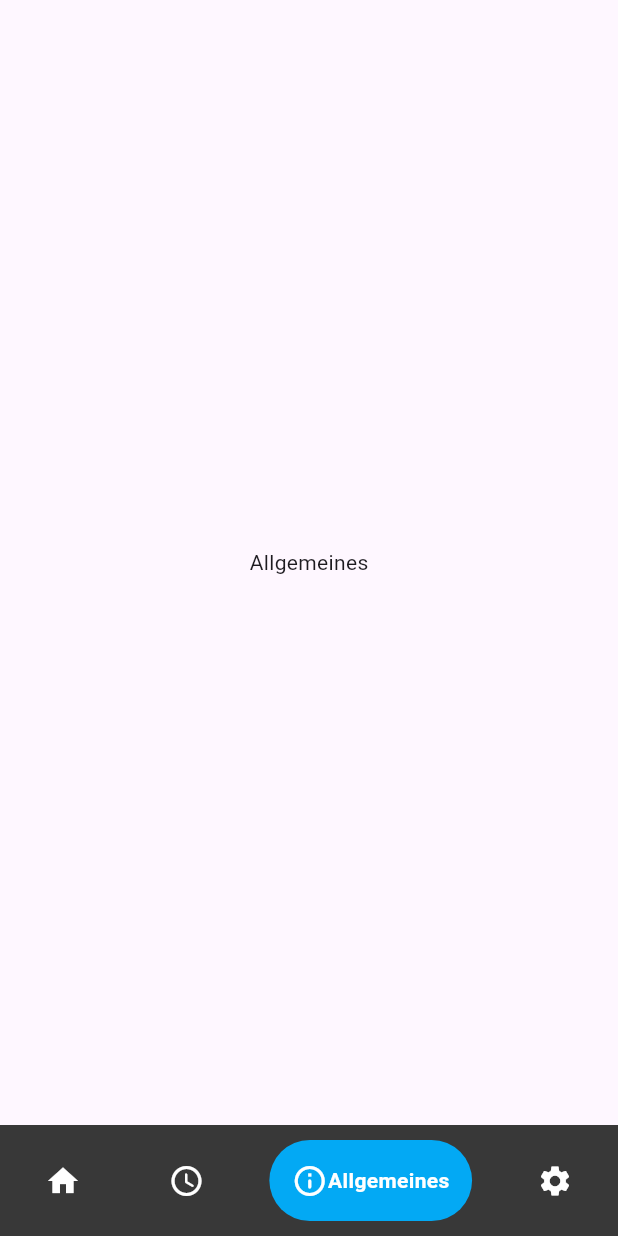
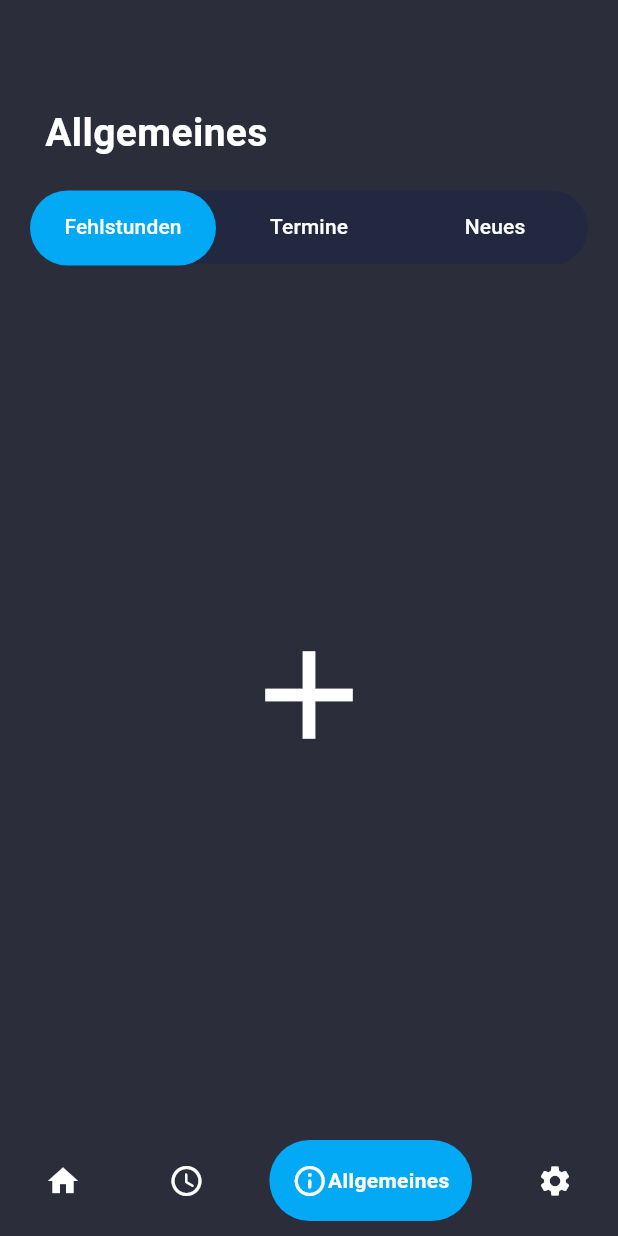
Before and after one commit to LH237/untis2, a Flutter app: the screen it shows after launch, item 3 of the bottom bar chosen, on a phone screen of 412 x 824 dp. Run offline on Flutter 3.47's test engine with Material 3 defaults, Android fonts, the phone set to English and light mode, and no system bars; drawn by our look-alikes of google_nav_bar.

Commit message:
Tabs + Background color

```diff
--- a/lib/pages/allgemeines.dart
+++ b/lib/pages/allgemeines.dart
@@ -1,14 +1,92 @@
 import 'package:flutter/material.dart';
 
-class AllgemeinesPage extends StatelessWidget {
-  const AllgemeinesPage({super.key});
+class AllgemeinesPage extends StatefulWidget {
+  const AllgemeinesPage({Key? key}) : super(key: key);
+
+  @override
+  _AllgemeinesPageState createState() => _AllgemeinesPageState();
+}
+
+class _AllgemeinesPageState extends State<AllgemeinesPage> with SingleTickerProviderStateMixin {
+  late TabController _tabController;
+
+  @override
+  void initState() {
+    super.initState();
+    _tabController = TabController(length: 3, vsync: this);
+  }
 
   @override
   Widget build(BuildContext context) {
     return Scaffold(
-      body: Center(
-        child: const Text('Allgemeines'),
+      backgroundColor: const Color.fromARGB(255, 43, 45, 59),
+      body: Container(
+        width: MediaQuery.of(context).size.width,
+        color: const Color.fromARGB(255, 43, 45, 59),
+        child: Column(
+          children: [
+            const Padding(
+              padding: EdgeInsets.only(top: 70),
+            ),
+            Container(
+              width: MediaQuery.of(context).size.width,
+              padding: const EdgeInsets.symmetric(horizontal: 30),
+              child: const Text(
+                'Allgemeines',
+                textAlign: TextAlign.left,
+                style: TextStyle(
+                    color: Colors.white,
+                    fontSize: 26,
+                    fontWeight: FontWeight.bold),
+              ),
+            ),
+            const SizedBox(
+              height: 20,
+            ),
+            Container(
+              decoration: BoxDecoration(
+                borderRadius: BorderRadius.circular(50),
+                color: const Color.fromARGB(255, 33, 40, 63),
+              ),
+              height: 50,
+              width: MediaQuery.of(context).size.width - 40,
+              child: TabBar(
+                controller: _tabController,
+                labelColor: Colors.white,
+                unselectedLabelColor: Colors.white,
+                indicatorColor: Colors.lightBlue,
+                indicator: BoxDecoration(
+                  borderRadius: BorderRadius.circular(50),
+                  color: Colors.lightBlue,
+                ),
+                indicatorSize: TabBarIndicatorSize.tab,
+                dividerColor: const Color.fromARGB(255, 43, 45, 59),
+                tabs: const [
+                  Tab(text: 'Fehlstunden'),
+                  Tab(text: 'Termine'),
+                  Tab(text: 'Neues'),
+                ],
+              ),
+            ),
+            Expanded(
+              child: TabBarView(
+                controller: _tabController,
+                children: [
+                  Icon(Icons.add, size: 100, color: Colors.white,),
+                  Icon(Icons.add, size: 100, color: Colors.white,),
+                  Icon(Icons.add, size: 100, color: Colors.white,),
+                ],
+              ),
+            )
+          ],
+        ),
       ),
     );
   }
+
+  @override
+  void dispose() {
+    _tabController.dispose();
+    super.dispose();
+  }
 }
--- a/lib/pages/navbar.dart
+++ b/lib/pages/navbar.dart
@@ -33,15 +33,15 @@ class _FirstPageState extends State<FirstPage> {
     return Scaffold(
       body: pages[selected],
       bottomNavigationBar: Container(
-        color: Color.fromARGB(255, 56, 56, 56),
+        color: const Color.fromARGB(255, 43, 45, 59),
         child: Padding(
           padding: const EdgeInsets.symmetric(
             horizontal: 15,
             vertical: 10
           ),
           child: GNav(
-            padding: EdgeInsets.all(15),
-            backgroundColor: Color.fromARGB(255, 56, 56, 56),
+            padding: const EdgeInsets.all(15),
+            backgroundColor: const Color.fromARGB(255, 43, 45, 59),
             color: Colors.white,
             activeColor: Colors.white,
             tabBackgroundColor: Colors.lightBlue,
```
